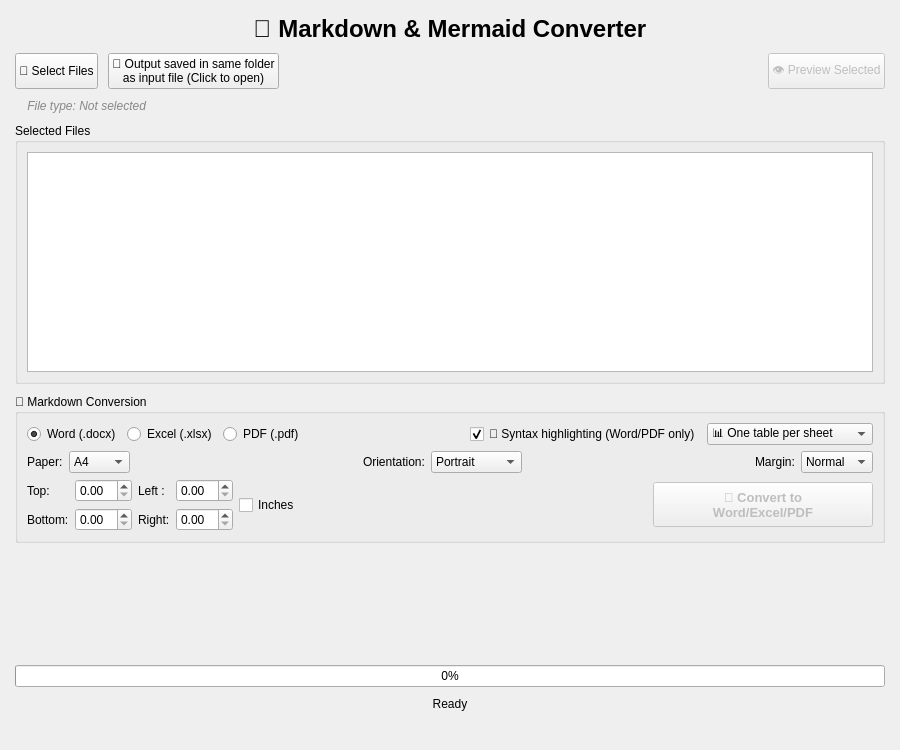
First picture: the form in ui/main_window.ui, repository Arean82/Markdown-to-Word-Excel-Converter, before the edit.
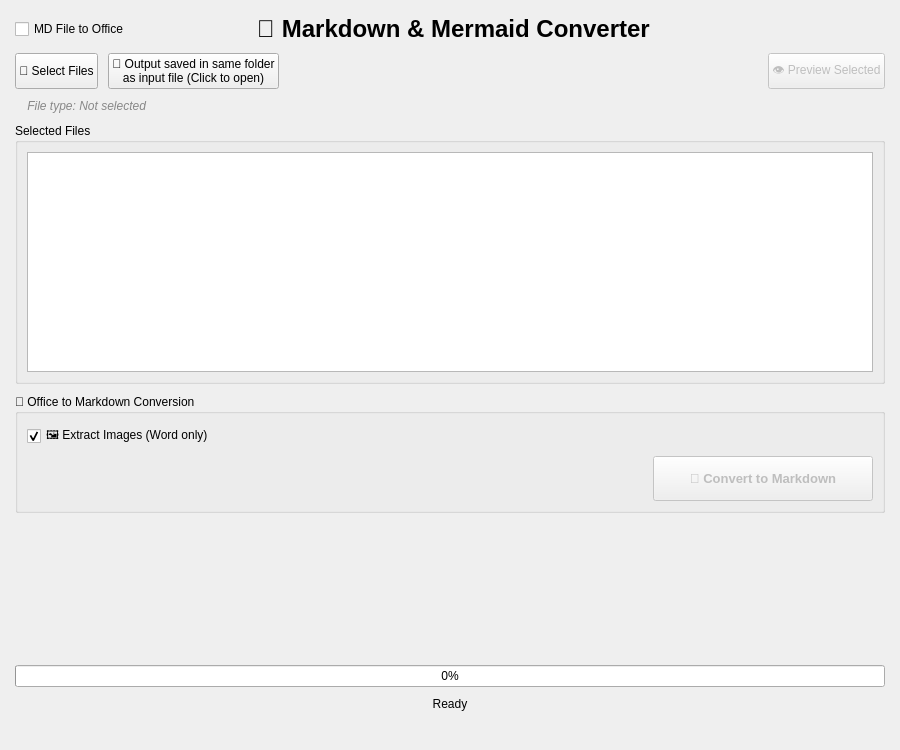
Second picture: the form after the edit. The open tabs and pages were chosen to show the change.

Commit message: feat: initialize GUI, core logic, and project configuration for Markdown/Mermaid conversion utility

What changed in the file:
```diff
--- a/ui/main_window.ui
+++ b/ui/main_window.ui
@@ -31,20 +31,70 @@
      <number>15</number>
     </property>
     <item>
-     <widget class="QLabel" name="titleLabel">
-      <property name="font">
-       <font>
-        <pointsize>18</pointsize>
-        <bold>true</bold>
-       </font>
-      </property>
-      <property name="text">
-       <string>📄 Markdown &amp; Mermaid Converter</string>
-      </property>
-      <property name="alignment">
-       <set>Qt::AlignmentFlag::AlignCenter</set>
-      </property>
-     </widget>
+     <layout class="QHBoxLayout" name="horizontalLayout">
+      <item>
+       <widget class="QCheckBox" name="checkBox_2">
+        <property name="text">
+         <string>MD File to Office</string>
+        </property>
+       </widget>
+      </item>
+      <item>
+       <spacer name="horizontalSpacer_4">
+        <property name="orientation">
+         <enum>Qt::Orientation::Horizontal</enum>
+        </property>
+        <property name="sizeHint" stdset="0">
+         <size>
+          <width>40</width>
+          <height>20</height>
+         </size>
+        </property>
+       </spacer>
+      </item>
+      <item>
+       <widget class="QLabel" name="titleLabel">
+        <property name="font">
+         <font>
+          <pointsize>18</pointsize>
+          <bold>true</bold>
+         </font>
+        </property>
+        <property name="text">
+         <string>📄 Markdown &amp; Mermaid Converter</string>
+        </property>
+        <property name="alignment">
+         <set>Qt::AlignmentFlag::AlignCenter</set>
+        </property>
+       </widget>
+      </item>
+      <item>
+       <spacer name="horizontalSpacer_5">
+        <property name="orientation">
+         <enum>Qt::Orientation::Horizontal</enum>
+        </property>
+        <property name="sizeHint" stdset="0">
+         <size>
+          <width>40</width>
+          <height>20</height>
+         </size>
+        </property>
+       </spacer>
+      </item>
+      <item>
+       <spacer name="horizontalSpacer_3">
+        <property name="orientation">
+         <enum>Qt::Orientation::Horizontal</enum>
+        </property>
+        <property name="sizeHint" stdset="0">
+         <size>
+          <width>40</width>
+          <height>20</height>
+         </size>
+        </property>
+       </spacer>
+      </item>
+     </layout>
     </item>
     <item>
      <layout class="QHBoxLayout" name="fileLayout">
@@ -577,6 +627,111 @@
         </item>
        </layout>
       </widget>
+      <widget class="QWidget" name="page_3">
+       <layout class="QVBoxLayout" name="page3Layout">
+        <property name="leftMargin">
+         <number>0</number>
+        </property>
+        <property name="topMargin">
+         <number>0</number>
+        </property>
+        <property name="rightMargin">
+         <number>0</number>
+        </property>
+        <property name="bottomMargin">
+         <number>0</number>
+        </property>
+        <item>
+         <widget class="QGroupBox" name="officeToMdGroup">
+          <property name="title">
+           <string>🔄 Office to Markdown Conversion</string>
+          </property>
+          <layout class="QVBoxLayout" name="officeToMdLayout">
+           <item>
+            <layout class="QHBoxLayout" name="officeOptionsLayout">
+             <item>
+              <widget class="QCheckBox" name="extractImagesCheck">
+               <property name="text">
+                <string>🖼️ Extract Images (Word only)</string>
+               </property>
+               <property name="checked">
+                <bool>true</bool>
+               </property>
+              </widget>
+             </item>
+             <item>
+              <spacer name="officeSpacer1">
+               <property name="orientation">
+                <enum>Qt::Orientation::Horizontal</enum>
+               </property>
+               <property name="sizeHint" stdset="0">
+                <size>
+                 <width>40</width>
+                 <height>20</height>
+                </size>
+               </property>
+              </spacer>
+             </item>
+            </layout>
+           </item>
+           <item>
+            <layout class="QHBoxLayout" name="reverseConvertLayout">
+             <item>
+              <spacer name="reverseConvertSpacer">
+               <property name="orientation">
+                <enum>Qt::Orientation::Horizontal</enum>
+               </property>
+               <property name="sizeHint" stdset="0">
+                <size>
+                 <width>40</width>
+                 <height>20</height>
+                </size>
+               </property>
+              </spacer>
+             </item>
+             <item>
+              <widget class="QPushButton" name="reverseConvertBtn">
+               <property name="enabled">
+                <bool>false</bool>
+               </property>
+               <property name="minimumSize">
+                <size>
+                 <width>220</width>
+                 <height>45</height>
+                </size>
+               </property>
+               <property name="font">
+                <font>
+                 <family>Segoe UI Historic</family>
+                 <pointsize>10</pointsize>
+                 <bold>true</bold>
+                </font>
+               </property>
+               <property name="text">
+                <string>🚀 Convert to Markdown</string>
+               </property>
+              </widget>
+             </item>
+            </layout>
+           </item>
+          </layout>
+         </widget>
+        </item>
+        <item>
+         <spacer name="verticalSpacer3">
+          <property name="orientation">
+           <enum>Qt::Orientation::Vertical</enum>
+          </property>
+          <property name="sizeHint" stdset="0">
+           <size>
+            <width>0</width>
+            <height>0</height>
+           </size>
+          </property>
+         </spacer>
+        </item>
+       </layout>
+      </widget>
      </widget>
     </item>
     <item>
```
Left out of the diff: 20 changed lines with no effect on the pictures. The commit also changes 5 other files.
